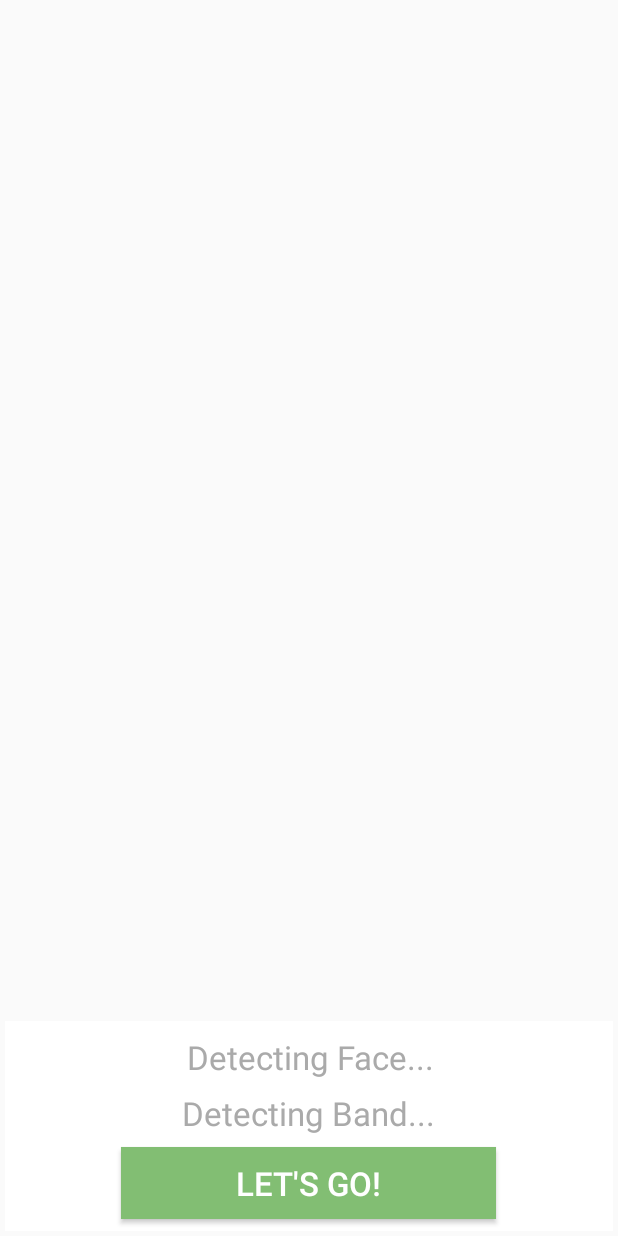
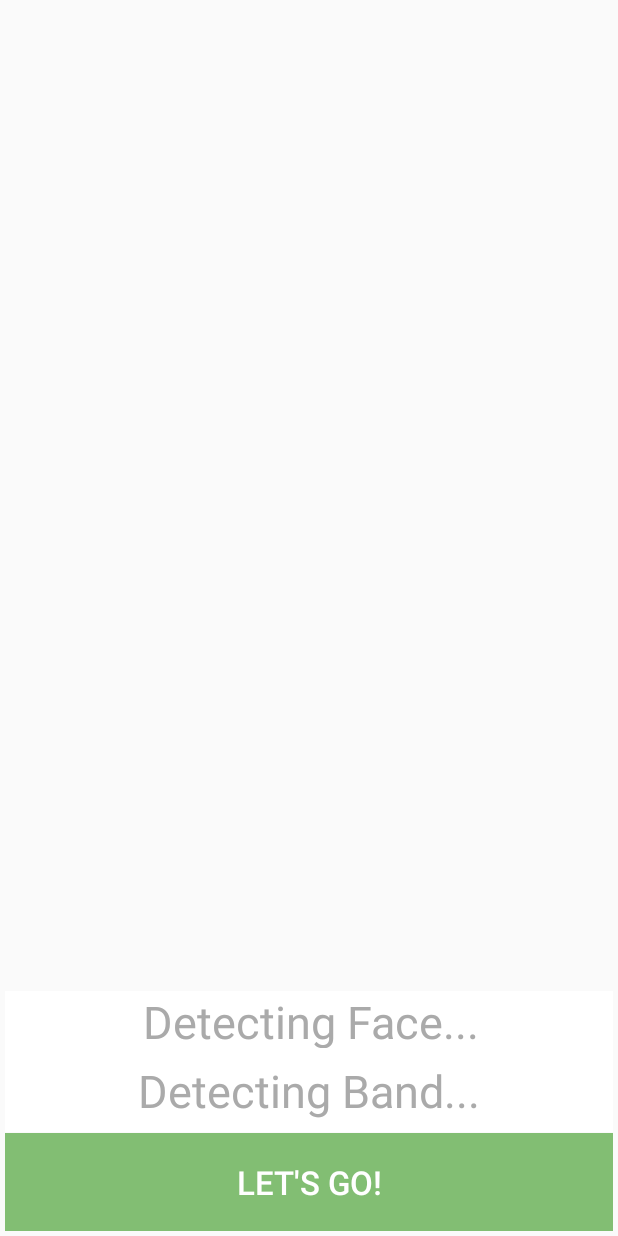
Before and after one commit to alonkol/DriveSafe, an Android app: the MainActivity screen opened directly, with no data from a screen before it, on a phone screen of 412 x 824 dp. Run offline under Robolectric (Android 15) with nearby library versions, the phone set to English and light mode, and no system bars; libraries missing offline, so code that uses them is left out: com.microsoft.applicationinsights, com.microsoft.band; 14 statements that could not run were skipped.

Commit message:
Improved preparation screen

```diff
--- a/app/src/main/res/layout/activity_main.xml
+++ b/app/src/main/res/layout/activity_main.xml
@@ -23,7 +23,7 @@
 
         <RelativeLayout
             android:layout_width="match_parent"
-            android:layout_height="140dp"
+            android:layout_height="160dp"
             android:layout_alignBottom="@+id/imageView1"
             android:background="@android:color/background_light"
             android:visibility="visible">
@@ -37,7 +37,7 @@
                 android:layout_marginBottom="8dp"
                 android:text="Detecting Face..."
                 android:textColor="@android:color/darker_gray"
-                android:textSize="22sp" />
+                android:textSize="30sp" />
 
             <TextView
                 android:id="@+id/band_rec"
@@ -48,18 +48,19 @@
                 android:layout_marginBottom="8dp"
                 android:text="Detecting Band..."
                 android:textColor="@android:color/darker_gray"
-                android:textSize="22sp" />
+                android:textSize="30sp" />
 
             <Button
                 android:id="@+id/start_btn"
-                android:layout_width="250dp"
+                android:layout_width="match_parent"
                 android:layout_height="wrap_content"
                 android:layout_alignParentBottom="true"
                 android:layout_centerHorizontal="true"
-                android:layout_marginBottom="8dp"
                 android:background="@color/button_green"
                 android:text="Let's Go!"
                 android:textColor="@android:color/white"
+                android:paddingBottom="18sp"
+                android:paddingTop="18sp"
                 android:textSize="22sp" />
 
         </RelativeLayout>
```
